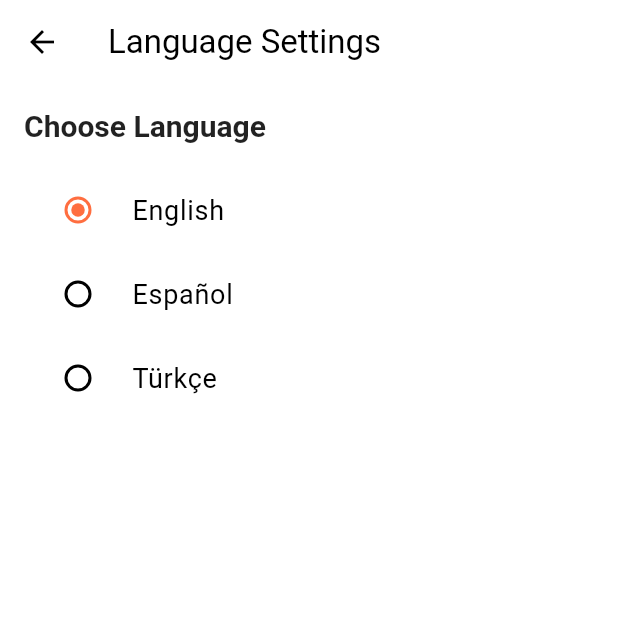
After one commit to EmreDmrell/task-manager, a Flutter app: the LanguageSettingsPage screen opened by its route, on a phone screen of 412 x 824 dp, the top half of it. The commit adds this screen. Run offline on Flutter 3.47's test engine with Material 3 defaults, Android fonts, the phone set to English and light mode, and no system bars; drawn by our look-alikes of showcaseview; our stand-ins replace connectivity_plus, flutter_bloc, introduction_screen, shared_preferences, sqflite; missing offline and left inert: flex_color_picker; accounts and stored records are empty.

```diff
--- a/frontend/lib/features/home/repository/task_local_repository.dart
+++ b/frontend/lib/features/home/repository/task_local_repository.dart
@@ -66,12 +66,12 @@ class TaskLocalRepository {
     await batch.commit(noResult: true);
   }
 
-  Future<List<TaskModel>> getTasks() async {
+  Future<List<TaskModel>> getTasks({required String uid}) async {
     final db = await database;
     final List<Map<String, dynamic>> maps = await db.query(
       tableName,
-      where: 'isDeleted = ?',
-      whereArgs: [0],
+      where: 'isDeleted = ? AND uid = ?',
+      whereArgs: [0, uid],
     );
     if (maps.isNotEmpty) {
       return List.generate(maps.length, (i) {
--- a/frontend/lib/features/home/repository/task_remote_repository.dart
+++ b/frontend/lib/features/home/repository/task_remote_repository.dart
@@ -68,7 +68,8 @@ class TaskRemoteRepository {
     }
   }
 
-  Future<List<TaskModel>> getTasks({required String token}) async {
+  Future<List<TaskModel>> getTasks(
+      {required String token, required String uid}) async {
     try {
       final res = await http.get(
         Uri.parse("${Constants.backendUri}/tasks"),
@@ -94,7 +95,7 @@ class TaskRemoteRepository {
 
       return tasksList;
     } catch (e) {
-      final tasks = await taskLocalRepository.getTasks();
+      final tasks = await taskLocalRepository.getTasks(uid: uid);
       if (tasks.isNotEmpty) {
         return tasks;
       }
--- /dev/null
+++ b/frontend/lib/features/settings/language_settings_page.dart
@@ -0,0 +1,56 @@
+import 'package:flutter/material.dart';
+import 'package:frontend/core/language/language_providert.dart';
+import 'package:frontend/generated/l10n.dart';
+import 'package:provider/provider.dart';
+
+class LanguageSettingsPage extends StatelessWidget {
+  static const routeName = '/language-settings';
+
+  const LanguageSettingsPage({super.key});
+
+  @override
+  Widget build(BuildContext context) {
+    return Scaffold(
+      appBar: AppBar(
+        title: Text(S.current.languageSettings),
+      ),
+      body: Consumer<LanguageProvider>(
+        builder: (context, languageProvider, child) {
+          return Padding(
+            padding: const EdgeInsets.all(16.0),
+            child: Column(
+              crossAxisAlignment: CrossAxisAlignment.start,
+              children: [
+                Text(
+                  S.current.chooseLanguage,
+                  style: Theme.of(context).textTheme.displaySmall?.copyWith(
+                        fontSize: 20,
+                      ),
+                ),
+                const SizedBox(height: 16),
+                RadioListTile<String>(
+                  title: const Text('English'),
+                  value: 'en',
+                  groupValue: languageProvider.locale.languageCode,
+                  onChanged: (value) => languageProvider.setLocale(value!),
+                ),
+                RadioListTile<String>(
+                  title: const Text('Español'),
+                  value: 'es',
+                  groupValue: languageProvider.locale.languageCode,
+                  onChanged: (value) => languageProvider.setLocale(value!),
+                ),
+                RadioListTile<String>(
+                  title: const Text('Türkçe'),
+                  value: 'tr',
+                  groupValue: languageProvider.locale.languageCode,
+                  onChanged: (value) => languageProvider.setLocale(value!),
+                ),
+              ],
+            ),
+          );
+        },
+      ),
+    );
+  }
+}
--- a/frontend/lib/l10n/intl_en.arb
+++ b/frontend/lib/l10n/intl_en.arb
@@ -22,6 +22,9 @@
 
     "home": "Home",
     "tasks": "My Tasks",
+
+    "syncDeleted": "Deleted Tasks synced",
+    "tasksSynced": "Tasks synced",
 
 
     "settings": "Settings",
--- a/frontend/lib/l10n/intl_es.arb
+++ b/frontend/lib/l10n/intl_es.arb
@@ -21,6 +21,10 @@
 
   "home": "Inicio",
   "tasks": "Mis Tareas",
+
+  "syncDeleted": "Tareas eliminadas sincronizadas",
+  "tasksSynced": "Tareas sincronizadas",
+
   "settings": "Ajustes",
   "themeSettings": "Ajustes de Tema",
   "languageSettings": "Ajustes de Idioma",
--- a/frontend/lib/l10n/intl_tr.arb
+++ b/frontend/lib/l10n/intl_tr.arb
@@ -20,6 +20,10 @@
 
   "home": "Ana Sayfa",
   "tasks": "Görevlerim",
+
+  "syncDeleted": "Silinen görevler senkronize edildi",
+  "tasksSynced": "Görevler senkronize edildi",
+
   "settings": "Ayarlar",
   "themeSettings": "Tema Ayarları",
   "languageSettings": "Dil Ayarları",
```
Also changed, not shown: frontend/lib/core/widgets/snackbars.dart (added, +105 -0 lines), frontend/lib/features/auth/cubit/auth_cubit.dart (+8 -0 lines), frontend/lib/features/auth/pages/login_page.dart (+2 -5 lines), frontend/lib/features/auth/pages/signup_page.dart (+4 -10 lines), frontend/lib/features/home/cubit/tasks_cubit.dart (+28 -8 lines), frontend/lib/features/home/pages/add_new_task_page.dart (+8 -7 lines), frontend/lib/features/home/pages/home_page.dart (+19 -10 lines), frontend/lib/generated/intl/messages_en.dart, frontend/lib/generated/intl/messages_es.dart, frontend/lib/generated/intl/messages_tr.dart, frontend/lib/generated/l10n.dart.
